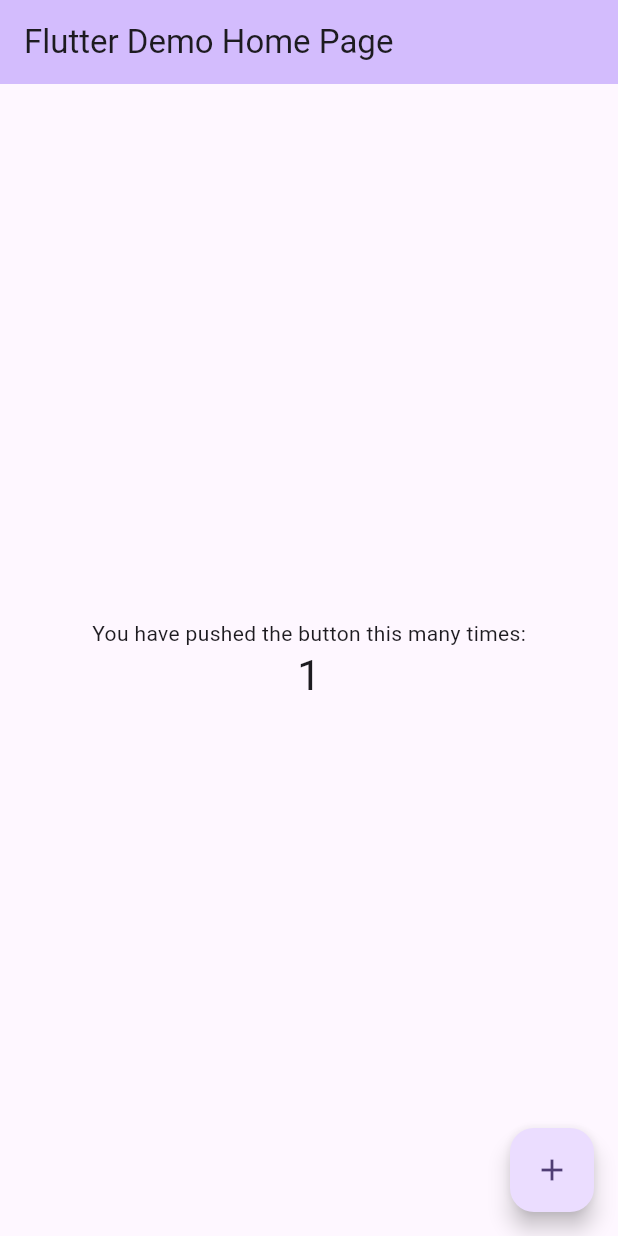
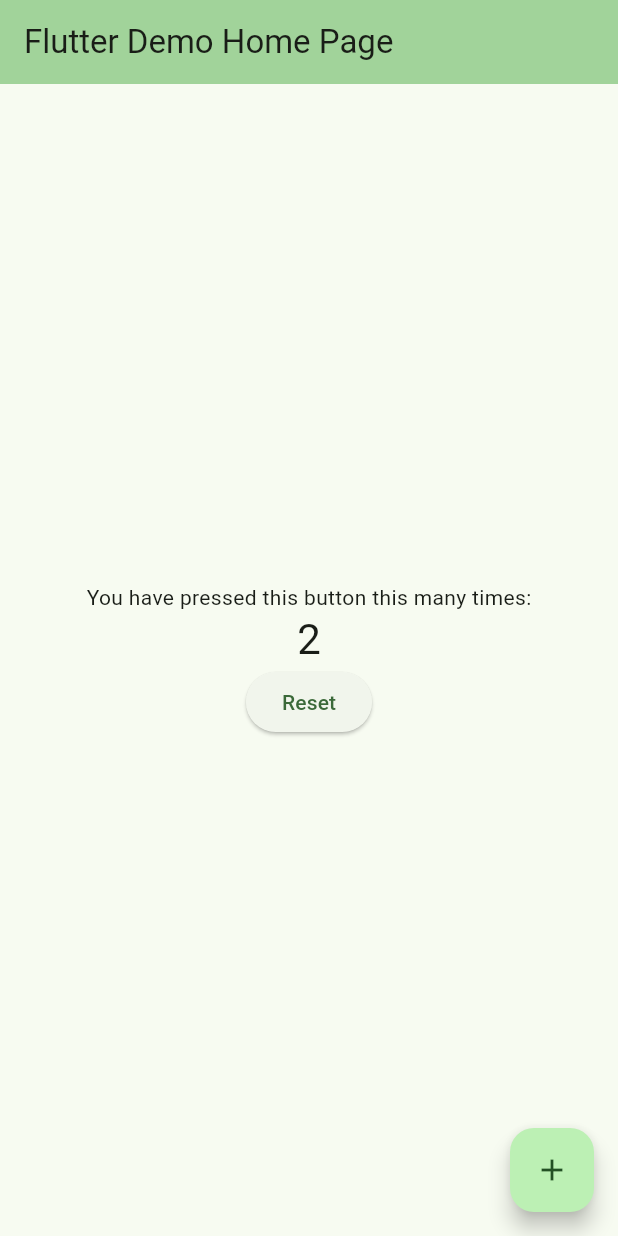
Before and after one commit to ahmedivy/hello-flutter, a Flutter app: the screen it shows after launch, after a tap on the "add" icon, on a phone screen of 412 x 824 dp. Run offline on Flutter 3.47's test engine with Material 2 defaults, Android fonts, the phone set to English and light mode, and no system bars.

Commit message:
nothing good

```diff
--- a/lib/main.dart
+++ b/lib/main.dart
@@ -28,7 +28,7 @@ class MyApp extends StatelessWidget {
         //
         // This works for code too, not just values: Most code changes can be
         // tested with just a hot reload.
-        colorScheme: ColorScheme.fromSeed(seedColor: Colors.deepPurple),
+        colorScheme: ColorScheme.fromSeed(seedColor: Colors.green),
         useMaterial3: true,
       ),
       home: const MyHomePage(title: 'Flutter Demo Home Page'),
@@ -64,7 +64,13 @@ class _MyHomePageState extends State<MyHomePage> {
       // so that the display can reflect the updated values. If we changed
       // _counter without calling setState(), then the build method would not be
       // called again, and so nothing would appear to happen.
-      _counter++;
+      _counter += 2;
+    });
+  }
+
+  void _resetCounter() {
+    setState(() {
+      _counter = 0;
     });
   }
 
@@ -106,12 +112,13 @@ class _MyHomePageState extends State<MyHomePage> {
           mainAxisAlignment: MainAxisAlignment.center,
           children: <Widget>[
             const Text(
-              'You have pushed the button this many times:',
+              'You have pressed this button this many times:',
             ),
             Text(
               '$_counter',
               style: Theme.of(context).textTheme.headlineMedium,
             ),
+            ElevatedButton(onPressed: _resetCounter, child: const Text("Reset"))
           ],
         ),
       ),
```
